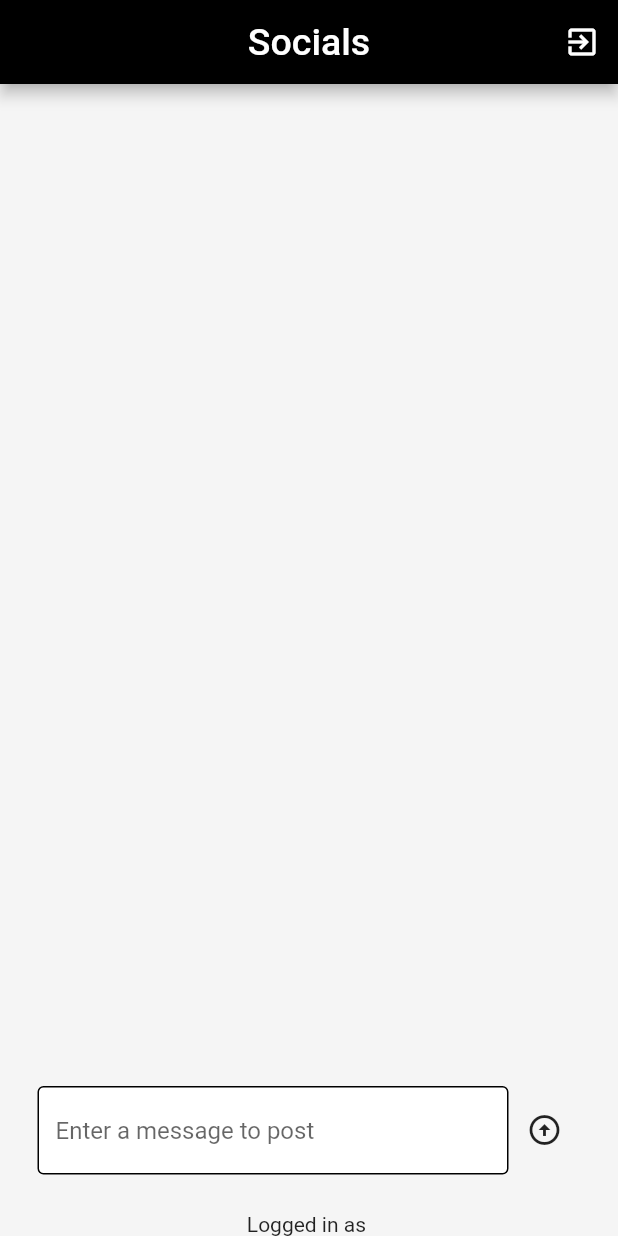
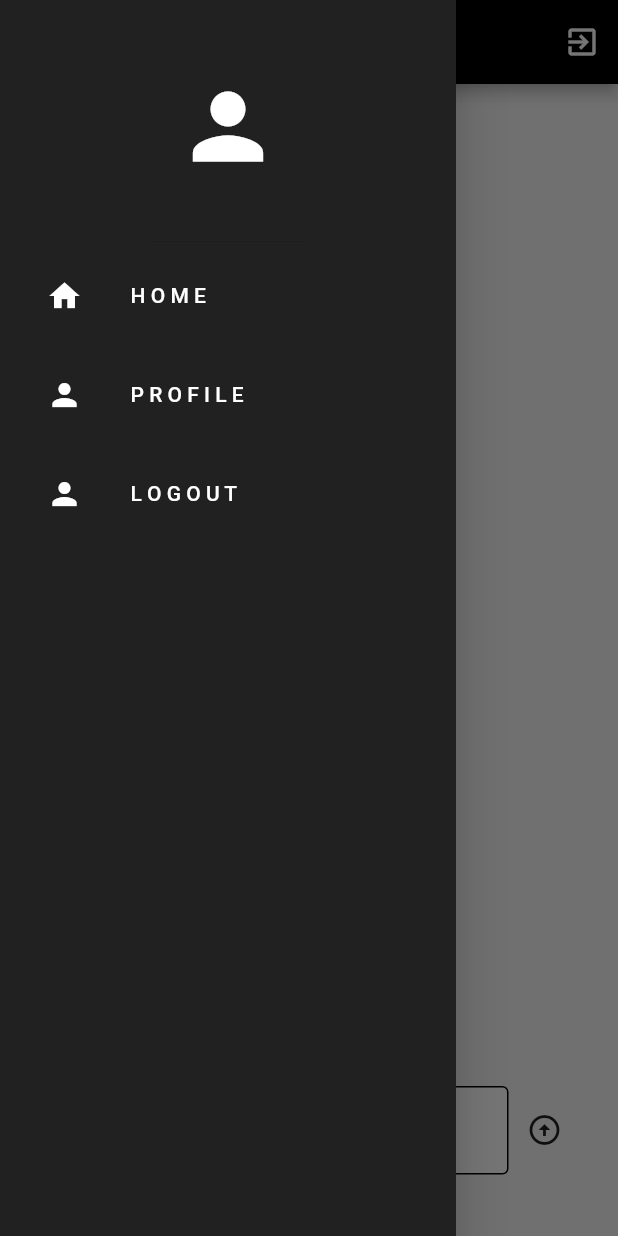
Before and after one commit to ayushnaik27/social_media_app, a Flutter app: the screen it shows once a user with an empty profile is signed in, with the side drawer open (before the commit the screen has no drawer), on a phone screen of 412 x 824 dp. Run offline on Flutter 3.47's test engine with Material 2 defaults, Android fonts, the phone set to English and light mode, and no system bars; our stand-ins replace cloud_firestore, firebase_auth, firebase_core; accounts and stored records are empty.

```diff
--- /dev/null
+++ b/lib/widgets/drawer.dart
@@ -0,0 +1,46 @@
+import 'package:flutter/material.dart';
+import 'package:social_media_app/widgets/my_listTile.dart';
+
+class MyDrawer extends StatelessWidget {
+  final void Function() onProfileTap;
+  final void Function() onSignOut;
+  const MyDrawer({super.key, required this.onProfileTap, required this.onSignOut});
+
+  @override
+  Widget build(BuildContext context) {
+    return Drawer(
+
+      backgroundColor: Colors.grey.shade900,
+      child: Column(children: [
+        //header
+        const DrawerHeader(
+            child: Icon(
+          Icons.person,
+          color: Colors.white,
+          size: 70,
+        )),
+
+        //home list tile
+        MyListTile(
+          icon: Icons.home,
+          text: "H O M E",
+          onTap: ()=>Navigator.pop(context),
+        ),
+
+        //profile list tile
+        MyListTile(
+          icon: Icons.person,
+          text: "P R O F I L E",
+          onTap: onProfileTap,
+        ),
+
+        //sign out list tile
+        MyListTile(
+          icon: Icons.person,
+          text: "L O G O U T",
+          onTap: onSignOut,
+        ),
+      ]),
+    );
+  }
+}
--- /dev/null
+++ b/lib/widgets/my_listTile.dart
@@ -0,0 +1,27 @@
+import 'package:flutter/material.dart';
+
+class MyListTile extends StatelessWidget {
+  final IconData icon;
+  final String text;
+  final Function() onTap;
+  const MyListTile(
+      {super.key, required this.icon, required this.text, required this.onTap});
+
+  @override
+  Widget build(BuildContext context) {
+    return Padding(
+      padding: const EdgeInsets.only(left: 15, bottom: 10),
+      child: ListTile(
+        leading: Icon(
+          icon,
+          color: Colors.white,
+        ),
+        onTap: onTap,
+        title: Text(
+          text,
+          style: const TextStyle(color: Colors.white),
+        ),
+      ),
+    );
+  }
+}
```
Also changed, not shown: lib/pages/homePage.dart (+18 -1 lines), lib/pages/profilePage.dart (added, +136 -0 lines), lib/pages/signupPage.dart (+14 -1 lines), lib/widgets/text_box.dart (added, +37 -0 lines).
